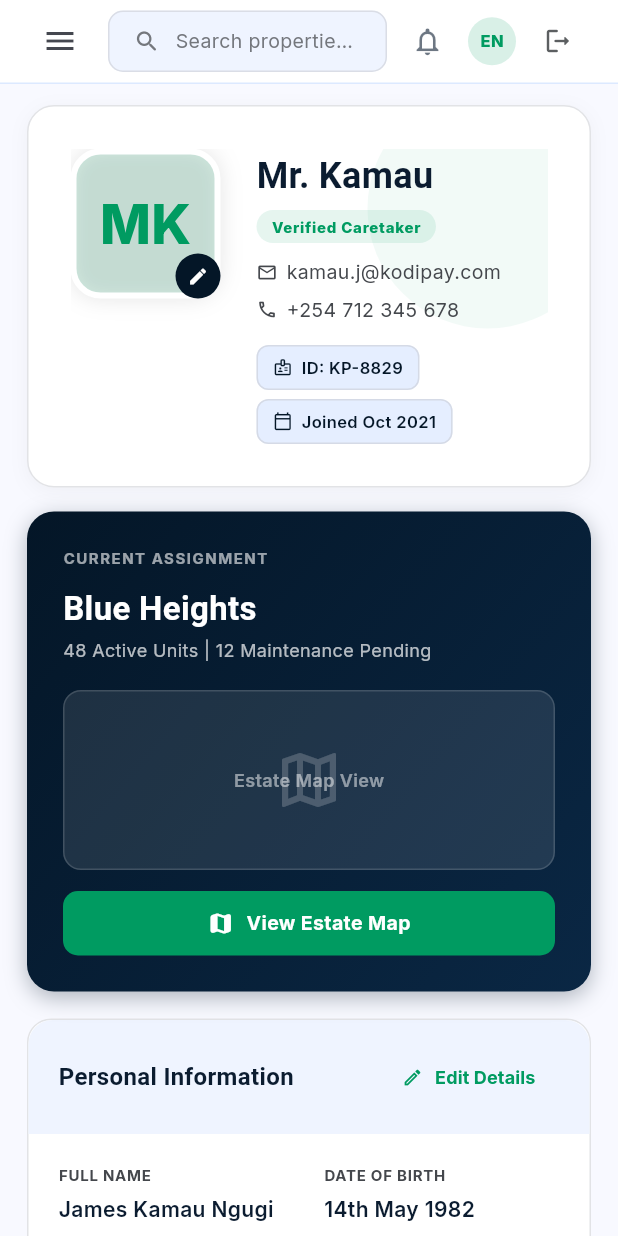
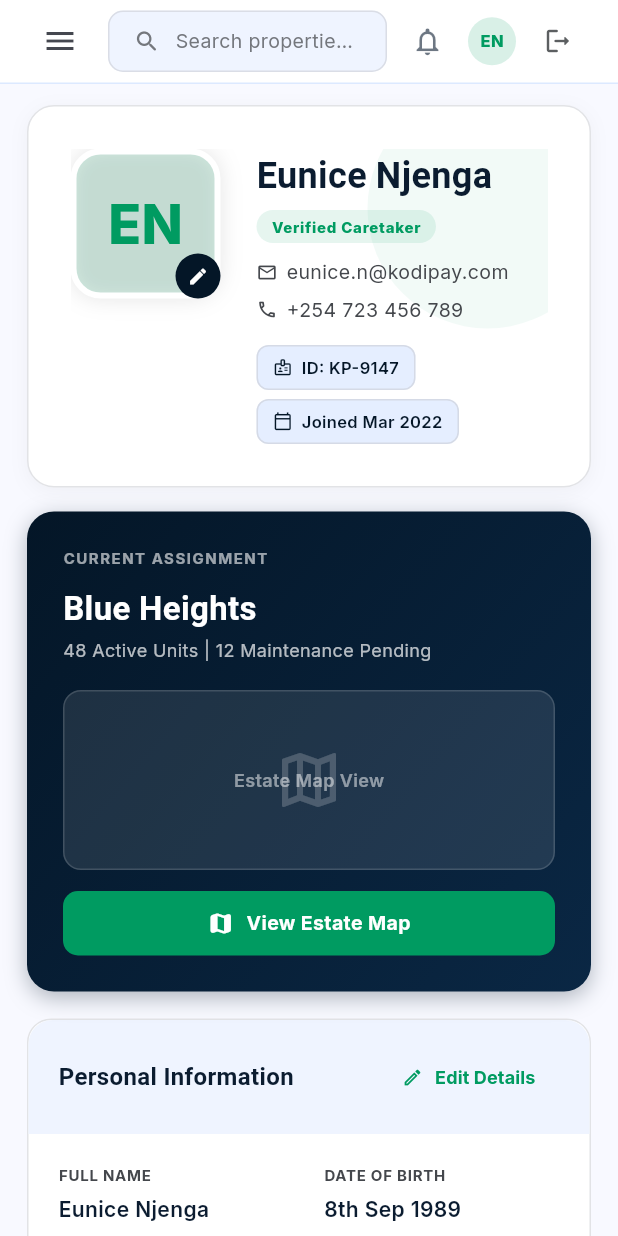
Before and after one commit to Johnnierad24/KodiPay, a Flutter app: the CaretakerDashboard screen opened directly, after a tap on the "menu" icon, after a tap on the "notifications" icon, after a tap on "EN", on a phone screen of 412 x 824 dp. Run offline on Flutter 3.47's test engine with Material 3 defaults, Android fonts, the phone set to English and light mode, and no system bars; our stand-ins replace file_picker, fl_chart, google_fonts, pdf, share_plus, shared_preferences and 1 more; missing offline and left inert: dart:js_interop; accounts and stored records are empty; network calls fail.

Commit message:
Replace caretaker profile placeholder with Eunice Njenga, make alerts stats dynamic

```diff
--- a/frontend/lib/screens/caretaker_alerts_screen.dart
+++ b/frontend/lib/screens/caretaker_alerts_screen.dart
@@ -204,22 +204,29 @@ class _CaretakerAlertsScreenState extends State<CaretakerAlertsScreen> {
               ),
               SliverPadding(
                 padding: const EdgeInsets.fromLTRB(18, 18, 18, 0),
-                sliver: SliverToBoxAdapter(child: _buildBentoStats()),
-              ),
-              SliverPadding(
-                padding: const EdgeInsets.fromLTRB(18, 18, 18, 0),
                 sliver: SliverToBoxAdapter(
                   child: FutureBuilder<_AlertBundle>(
                     future: _future,
                     builder: (context, snapshot) {
-                      if (snapshot.connectionState == ConnectionState.waiting) {
-                        return const SizedBox(
+                      final bundle = snapshot.data ?? const _AlertBundle(emergency: [], recent: [], completed: []);
+                      final filtered = _AlertBundle(
+                        emergency: bundle.emergency.where(_matches).toList(),
+                        recent: bundle.recent.where(_matches).toList(),
+                        completed: bundle.completed.where(_matches).toList(),
+                      );
+                      final urgentCount = filtered.emergency.length;
+                      final pendingCount = filtered.recent.where((i) => i.priority != 'emergency').length;
+                      final totalAlerts = filtered.emergency.length + filtered.recent.length;
+
+                      return Column(
+                        children: [
+                          if (snapshot.connectionState == ConnectionState.waiting)
+                            const SizedBox(
                               height: 300,
                               child: Center(child: CircularProgressIndicator()),
-                        );
-                      }
-                      if (snapshot.hasError) {
-                        return SizedBox(
+                            )
+                          else if (snapshot.hasError)
+                            SizedBox(
                               height: 300,
                               child: Center(
                                 child: Column(
@@ -237,32 +244,28 @@ class _CaretakerAlertsScreenState extends State<CaretakerAlertsScreen> {
                                   ],
                                 ),
                               ),
-                        );
-                      }
-                      final bundle = snapshot.data ?? const _AlertBundle(emergency: [], recent: [], completed: []);
-                      final filtered = _AlertBundle(
-                        emergency: bundle.emergency.where(_matches).toList(),
-                        recent: bundle.recent.where(_matches).toList(),
-                        completed: bundle.completed.where(_matches).toList(),
-                      );
-                      final urgentCount = filtered.emergency.length;
-                      final pendingCount = filtered.recent.where((i) => i.priority != 'emergency').length;
-
-                      if (isWide) {
-                        return Row(
+                            )
+                          else ...[
+                            _buildBentoStats(urgentCount, pendingCount, totalAlerts),
+                            const SizedBox(height: 18),
+                            if (isWide)
+                              Row(
                                 crossAxisAlignment: CrossAxisAlignment.start,
                                 children: [
                                   Expanded(flex: 5, child: _buildAlertsFeed(filtered)),
                                   const SizedBox(width: 18),
                                   SizedBox(width: 320, child: _buildSidePanel(filtered, urgentCount, pendingCount)),
                                 ],
-                        );
-                      }
-                      return Column(
+                              )
+                            else
+                              Column(
                                 children: [
                                   _buildAlertsFeed(filtered),
                                   const SizedBox(height: 18),
                                   _buildSidePanel(filtered, urgentCount, pendingCount),
+                                ],
+                              ),
+                          ],
                         ],
                       );
                     },
@@ -347,14 +350,14 @@ class _CaretakerAlertsScreenState extends State<CaretakerAlertsScreen> {
     );
   }
 
-  Widget _buildBentoStats() {
+  Widget _buildBentoStats(int urgentCount, int pendingCount, int totalAlerts) {
     return LayoutBuilder(
       builder: (context, constraints) {
         final isNarrow = constraints.maxWidth < 600;
         final statCards = [
-          _statCard('Urgent Alerts', '04', AppColors.danger, Icons.warning_rounded, AppColors.dangerSoft),
-          _statCard('Pending Notices', '12', AppColors.kodiNavy, Icons.mail_rounded, AppColors.kodiNavy.withValues(alpha: 0.1)),
-          _statCard('Avg. Response Time', '18m', AppColors.kodiGreen, Icons.speed_rounded, AppColors.kodiGreen.withValues(alpha: 0.1)),
+          _statCard('Urgent Alerts', '$urgentCount', AppColors.danger, Icons.warning_rounded, AppColors.dangerSoft),
+          _statCard('Pending Notices', '$pendingCount', AppColors.kodiNavy, Icons.mail_rounded, AppColors.kodiNavy.withValues(alpha: 0.1)),
+          _statCard('Total Alerts', '$totalAlerts', AppColors.kodiGreen, Icons.notifications_active_rounded, AppColors.kodiGreen.withValues(alpha: 0.1)),
         ];
 
         if (isNarrow) {
--- a/frontend/lib/screens/caretaker_profile_screen.dart
+++ b/frontend/lib/screens/caretaker_profile_screen.dart
@@ -106,7 +106,7 @@ class _CaretakerProfileScreenState extends State<CaretakerProfileScreen> {
                       border: Border.all(color: Colors.white, width: 4),
                       boxShadow: [BoxShadow(color: Colors.black.withValues(alpha: 0.1), blurRadius: 12)],
                     ),
-                    child: const Center(child: Text('MK', style: TextStyle(fontSize: 36, fontWeight: FontWeight.w800, color: AppColors.kodiGreen))),
+                    child: const Center(child: Text('EN', style: TextStyle(fontSize: 36, fontWeight: FontWeight.w800, color: AppColors.kodiGreen))),
                   ),
                   Positioned(
                     bottom: 0, right: 0,
@@ -128,7 +128,7 @@ class _CaretakerProfileScreenState extends State<CaretakerProfileScreen> {
                       spacing: 10,
                       runSpacing: 6,
                       children: [
-                        const Text('Mr. Kamau', style: TextStyle(fontSize: 24, fontWeight: FontWeight.w700, color: AppColors.textDark, fontFamily: 'Lexend')),
+                        const Text('Eunice Njenga', style: TextStyle(fontSize: 24, fontWeight: FontWeight.w700, color: AppColors.textDark, fontFamily: 'Lexend')),
                         Container(
                           padding: const EdgeInsets.symmetric(horizontal: 10, vertical: 4),
                           decoration: BoxDecoration(
@@ -140,16 +140,16 @@ class _CaretakerProfileScreenState extends State<CaretakerProfileScreen> {
                       ],
                     ),
                     const SizedBox(height: 10),
-                    _infoPill(Icons.email_outlined, 'kamau.j@kodipay.com'),
+                    _infoPill(Icons.email_outlined, 'eunice.n@kodipay.com'),
                     const SizedBox(height: 6),
-                    _infoPill(Icons.phone_outlined, '+254 712 345 678'),
+                    _infoPill(Icons.phone_outlined, '+254 723 456 789'),
                     const SizedBox(height: 14),
                     Wrap(
                       spacing: 8,
                       runSpacing: 6,
                       children: [
-                        _badgeChip(Icons.badge_outlined, 'ID: KP-8829'),
-                        _badgeChip(Icons.calendar_today_outlined, 'Joined Oct 2021'),
+                        _badgeChip(Icons.badge_outlined, 'ID: KP-9147'),
+                        _badgeChip(Icons.calendar_today_outlined, 'Joined Mar 2022'),
                       ],
                     ),
                   ],
@@ -327,17 +327,17 @@ class _CaretakerProfileScreenState extends State<CaretakerProfileScreen> {
               children: [
                 Row(
                   children: [
-                    Expanded(child: _detailField('Full Name', 'James Kamau Ngugi')),
+                    Expanded(child: _detailField('Full Name', 'Eunice Njenga')),
                     const SizedBox(width: 20),
-                    Expanded(child: _detailField('Date of Birth', '14th May 1982')),
+                    Expanded(child: _detailField('Date of Birth', '8th Sep 1989')),
                   ],
                 ),
                 const SizedBox(height: 20),
                 Row(
                   children: [
-                    Expanded(child: _detailField('National ID / Passport', '27******9')),
+                    Expanded(child: _detailField('National ID / Passport', '33******2')),
                     const SizedBox(width: 20),
-                    Expanded(child: _detailField('Residential Address', 'Utawala, Nairobi, KE')),
+                    Expanded(child: _detailField('Residential Address', 'Eastlands, Nairobi, KE')),
                   ],
                 ),
               ],
@@ -388,7 +388,7 @@ class _CaretakerProfileScreenState extends State<CaretakerProfileScreen> {
               children: [
                 Row(
                   children: [
-                    Expanded(child: _detailField('Contact Name', 'Sarah W. Kamau')),
+                    Expanded(child: _detailField('Contact Name', 'Peter Njenga')),
                     const SizedBox(width: 20),
                     Expanded(child: _detailField('Relationship', 'Spouse')),
                   ],
@@ -396,9 +396,9 @@ class _CaretakerProfileScreenState extends State<CaretakerProfileScreen> {
                 const SizedBox(height: 20),
                 Row(
                   children: [
-                    Expanded(child: _detailField('Primary Phone', '+254 700 987 654')),
+                    Expanded(child: _detailField('Primary Phone', '+254 712 000 333')),
                     const SizedBox(width: 20),
-                    Expanded(child: _detailField('Alternative Phone', '+254 733 111 222')),
+                    Expanded(child: _detailField('Alternative Phone', '+254 700 444 555')),
                   ],
                 ),
               ],
```
Lines whose indentation alone changed are shown as unchanged.
